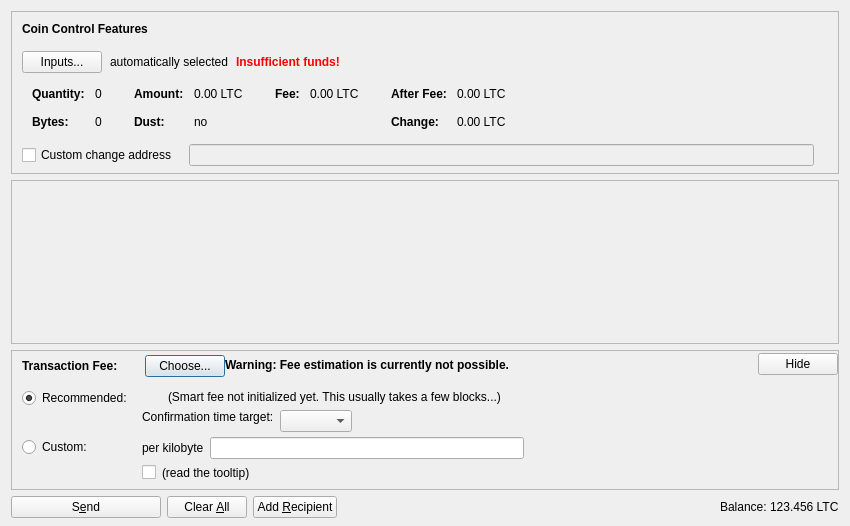
cryptobuks1/bidcoin, file src/qt/forms/sendcoinsdialog.ui: the form before one commit.
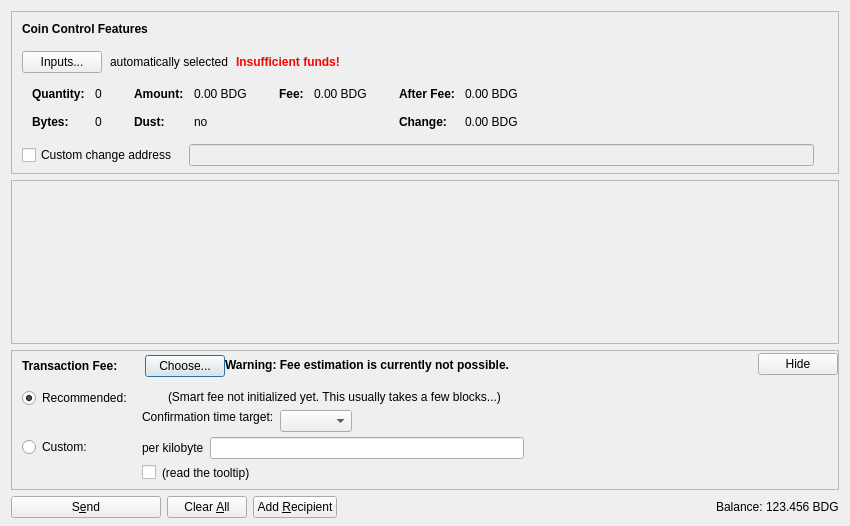
The form after the commit. Icons and pictures are not drawn. Custom widgets are drawn as their Qt base class.

```diff
--- a/src/qt/forms/sendcoinsdialog.ui
+++ b/src/qt/forms/sendcoinsdialog.ui
@@ -324,7 +324,7 @@
                   <enum>Qt::ActionsContextMenu</enum>
                  </property>
                  <property name="text">
-                  <string notr="true">0.00 LTC</string>
+                  <string notr="true">0.00 BDG</string>
                  </property>
                  <property name="textInteractionFlags">
                   <set>Qt::LinksAccessibleByMouse|Qt::TextSelectableByKeyboard|Qt::TextSelectableByMouse</set>
@@ -404,7 +404,7 @@
                   <enum>Qt::ActionsContextMenu</enum>
                  </property>
                  <property name="text">
-                  <string notr="true">0.00 LTC</string>
+                  <string notr="true">0.00 BDG</string>
                  </property>
                  <property name="textInteractionFlags">
                   <set>Qt::LinksAccessibleByMouse|Qt::TextSelectableByKeyboard|Qt::TextSelectableByMouse</set>
@@ -455,7 +455,7 @@
                   <enum>Qt::ActionsContextMenu</enum>
                  </property>
                  <property name="text">
-                  <string notr="true">0.00 LTC</string>
+                  <string notr="true">0.00 BDG</string>
                  </property>
                  <property name="textInteractionFlags">
                   <set>Qt::LinksAccessibleByMouse|Qt::TextSelectableByKeyboard|Qt::TextSelectableByMouse</set>
@@ -484,7 +484,7 @@
                   <enum>Qt::ActionsContextMenu</enum>
                  </property>
                  <property name="text">
-                  <string notr="true">0.00 LTC</string>
+                  <string notr="true">0.00 BDG</string>
                  </property>
                  <property name="textInteractionFlags">
                   <set>Qt::LinksAccessibleByMouse|Qt::TextSelectableByKeyboard|Qt::TextSelectableByMouse</set>
@@ -1237,7 +1237,7 @@
           <cursorShape>IBeamCursor</cursorShape>
          </property>
          <property name="text">
-          <string notr="true">123.456 LTC</string>
+          <string notr="true">123.456 BDG</string>
          </property>
          <property name="textInteractionFlags">
           <set>Qt::LinksAccessibleByMouse|Qt::TextSelectableByKeyboard|Qt::TextSelectableByMouse</set>
```
Left out of the diff: 4 changed lines with no effect on the pictures.
